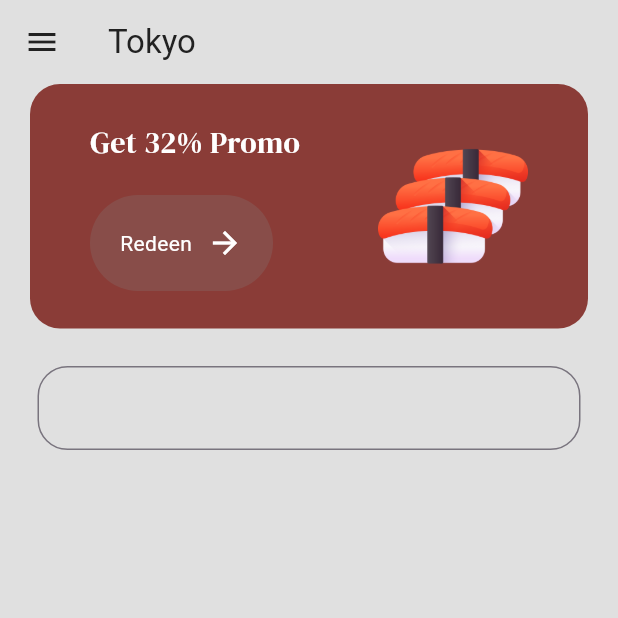
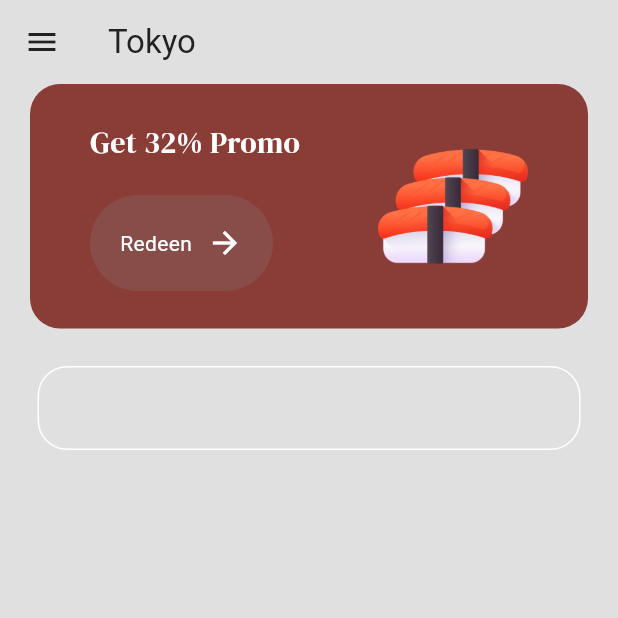
Before and after one commit to PedroH6/SushiApp, a Flutter app: the MenuPage screen opened by its route, on a phone screen of 412 x 824 dp, the top half of it. Run offline on Flutter 3.47's test engine with Material 3 defaults, Android fonts, the phone set to English and light mode, and no system bars; our stand-ins replace google_fonts.

Commit message:
add enabledBorder no TextField

```diff
--- a/lib/menu_page.dart
+++ b/lib/menu_page.dart
@@ -76,6 +76,10 @@ class _MenuPageState extends State<MenuPage> {
                   borderSide: BorderSide(color: Colors.white),
                   borderRadius: BorderRadius.circular(20),
                 ),
+                enabledBorder: OutlineInputBorder(
+                  borderSide: BorderSide(color: Colors.white),
+                  borderRadius: BorderRadius.circular(20),
+                )
               ),
             ),
           )
```
